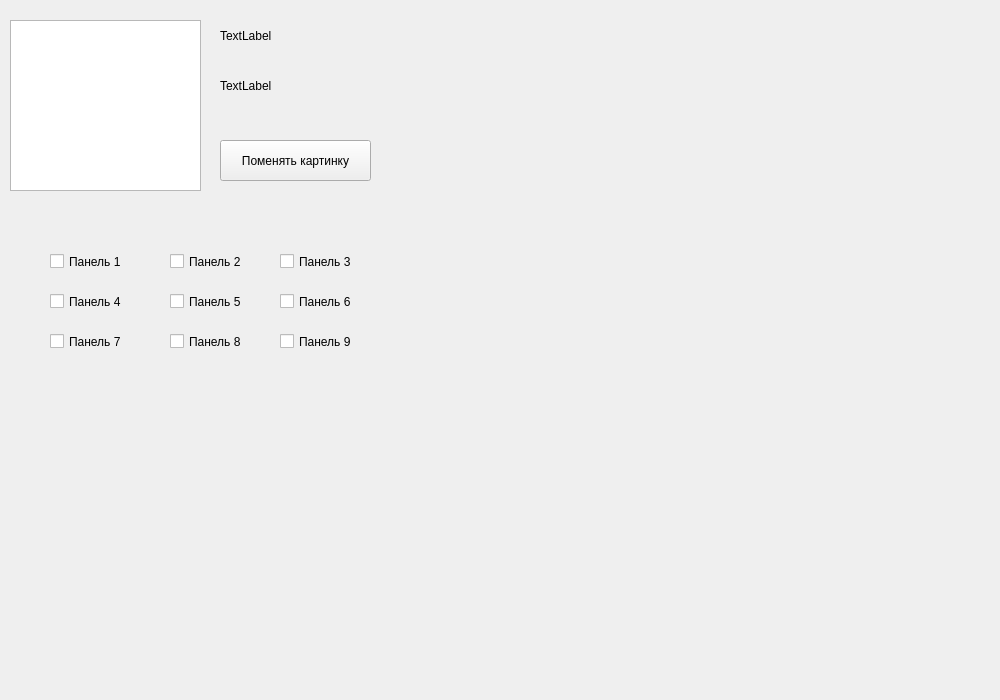
Old version of the form qt files/profile_window.ui in the repository gamr416/Keeps.
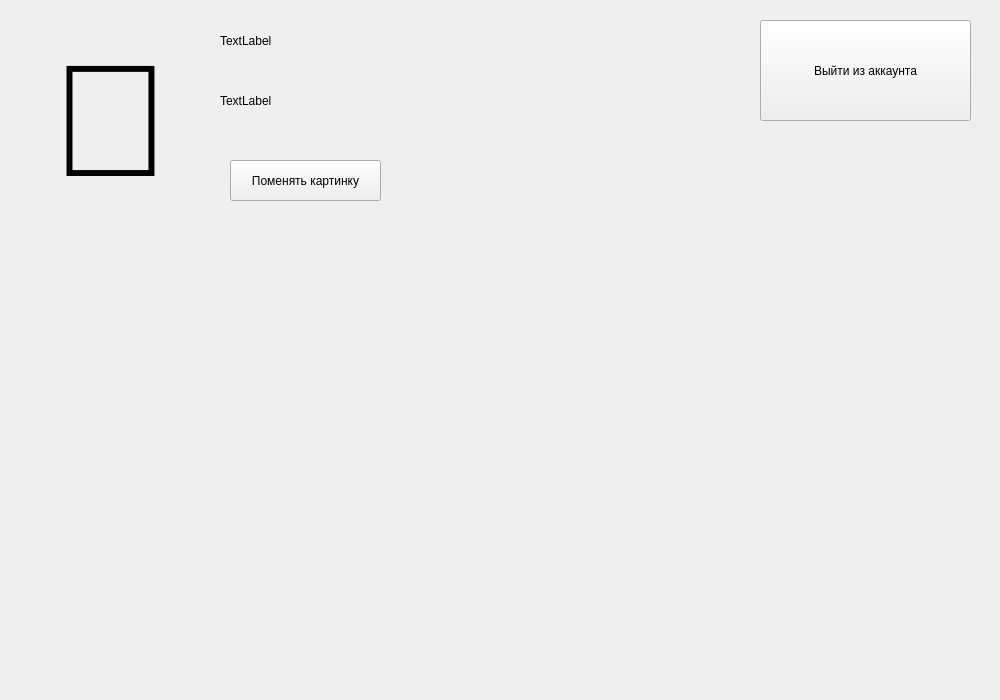
New version of the form.

```diff
--- a/qt files/profile_window.ui
+++ b/qt files/profile_window.ui
@@ -25,23 +25,13 @@
   <property name="windowTitle">
    <string>Ваш профиль</string>
   </property>
-  <widget class="QGraphicsView" name="profile_picture">
-   <property name="geometry">
-    <rect>
-     <x>10</x>
-     <y>20</y>
-     <width>191</width>
-     <height>171</height>
-    </rect>
-   </property>
-  </widget>
   <widget class="QLabel" name="name_label">
    <property name="geometry">
     <rect>
      <x>220</x>
      <y>20</y>
-     <width>241</width>
-     <height>31</height>
+     <width>521</width>
+     <height>41</height>
     </rect>
    </property>
    <property name="text">
@@ -53,136 +43,19 @@
     <rect>
      <x>220</x>
      <y>70</y>
-     <width>241</width>
-     <height>31</height>
+     <width>561</width>
+     <height>61</height>
     </rect>
    </property>
    <property name="text">
     <string>TextLabel</string>
    </property>
   </widget>
-  <widget class="QCheckBox" name="checkBox">
-   <property name="geometry">
-    <rect>
-     <x>50</x>
-     <y>250</y>
-     <width>92</width>
-     <height>23</height>
-    </rect>
-   </property>
-   <property name="text">
-    <string>Панель 1</string>
-   </property>
-  </widget>
-  <widget class="QCheckBox" name="checkBox_2">
-   <property name="geometry">
-    <rect>
-     <x>170</x>
-     <y>250</y>
-     <width>92</width>
-     <height>23</height>
-    </rect>
-   </property>
-   <property name="text">
-    <string>Панель 2</string>
-   </property>
-  </widget>
-  <widget class="QCheckBox" name="checkBox_3">
-   <property name="geometry">
-    <rect>
-     <x>280</x>
-     <y>250</y>
-     <width>92</width>
-     <height>23</height>
-    </rect>
-   </property>
-   <property name="text">
-    <string>Панель 3</string>
-   </property>
-  </widget>
-  <widget class="QCheckBox" name="checkBox_4">
-   <property name="geometry">
-    <rect>
-     <x>50</x>
-     <y>290</y>
-     <width>92</width>
-     <height>23</height>
-    </rect>
-   </property>
-   <property name="text">
-    <string>Панель 4</string>
-   </property>
-  </widget>
-  <widget class="QCheckBox" name="checkBox_5">
-   <property name="geometry">
-    <rect>
-     <x>170</x>
-     <y>290</y>
-     <width>92</width>
-     <height>23</height>
-    </rect>
-   </property>
-   <property name="text">
-    <string>Панель 5</string>
-   </property>
-  </widget>
-  <widget class="QCheckBox" name="checkBox_6">
-   <property name="geometry">
-    <rect>
-     <x>280</x>
-     <y>290</y>
-     <width>92</width>
-     <height>23</height>
-    </rect>
-   </property>
-   <property name="text">
-    <string>Панель 6</string>
-   </property>
-  </widget>
-  <widget class="QCheckBox" name="checkBox_7">
-   <property name="geometry">
-    <rect>
-     <x>50</x>
-     <y>330</y>
-     <width>92</width>
-     <height>23</height>
-    </rect>
-   </property>
-   <property name="text">
-    <string>Панель 7</string>
-   </property>
-  </widget>
-  <widget class="QCheckBox" name="checkBox_8">
-   <property name="geometry">
-    <rect>
-     <x>170</x>
-     <y>330</y>
-     <width>92</width>
-     <height>23</height>
-    </rect>
-   </property>
-   <property name="text">
-    <string>Панель 8</string>
-   </property>
-  </widget>
-  <widget class="QCheckBox" name="checkBox_9">
-   <property name="geometry">
-    <rect>
-     <x>280</x>
-     <y>330</y>
-     <width>92</width>
-     <height>23</height>
-    </rect>
-   </property>
-   <property name="text">
-    <string>Панель 9</string>
-   </property>
-  </widget>
   <widget class="QPushButton" name="change_picture">
    <property name="geometry">
     <rect>
-     <x>220</x>
-     <y>140</y>
+     <x>230</x>
+     <y>160</y>
      <width>151</width>
      <height>41</height>
     </rect>
@@ -191,6 +64,40 @@
     <string>Поменять картинку</string>
    </property>
   </widget>
+  <widget class="QLabel" name="profile_picture">
+   <property name="geometry">
+    <rect>
+     <x>20</x>
+     <y>30</y>
+     <width>181</width>
+     <height>181</height>
+    </rect>
+   </property>
+   <property name="font">
+    <font>
+     <pointsize>120</pointsize>
+    </font>
+   </property>
+   <property name="text">
+    <string>👤</string>
+   </property>
+   <property name="alignment">
+    <set>Qt::AlignCenter</set>
+   </property>
+  </widget>
+  <widget class="QPushButton" name="exit_btn">
+   <property name="geometry">
+    <rect>
+     <x>760</x>
+     <y>20</y>
+     <width>211</width>
+     <height>101</height>
+    </rect>
+   </property>
+   <property name="text">
+    <string>Выйти из аккаунта</string>
+   </property>
+  </widget>
  </widget>
  <resources/>
  <connections/>
```
